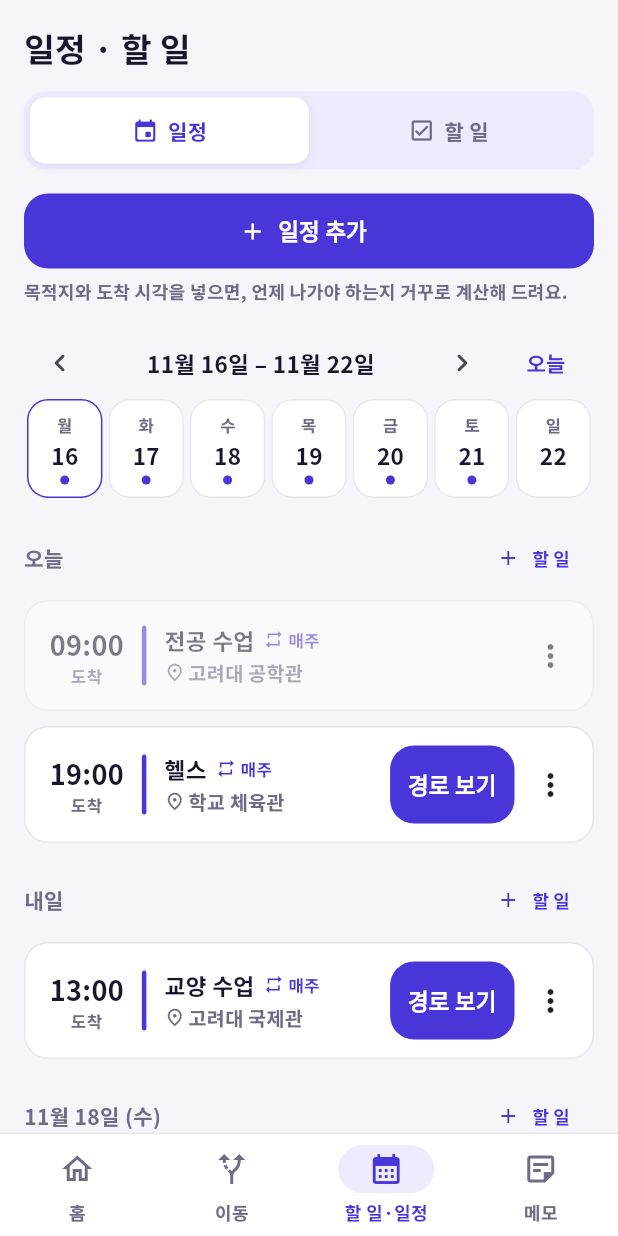
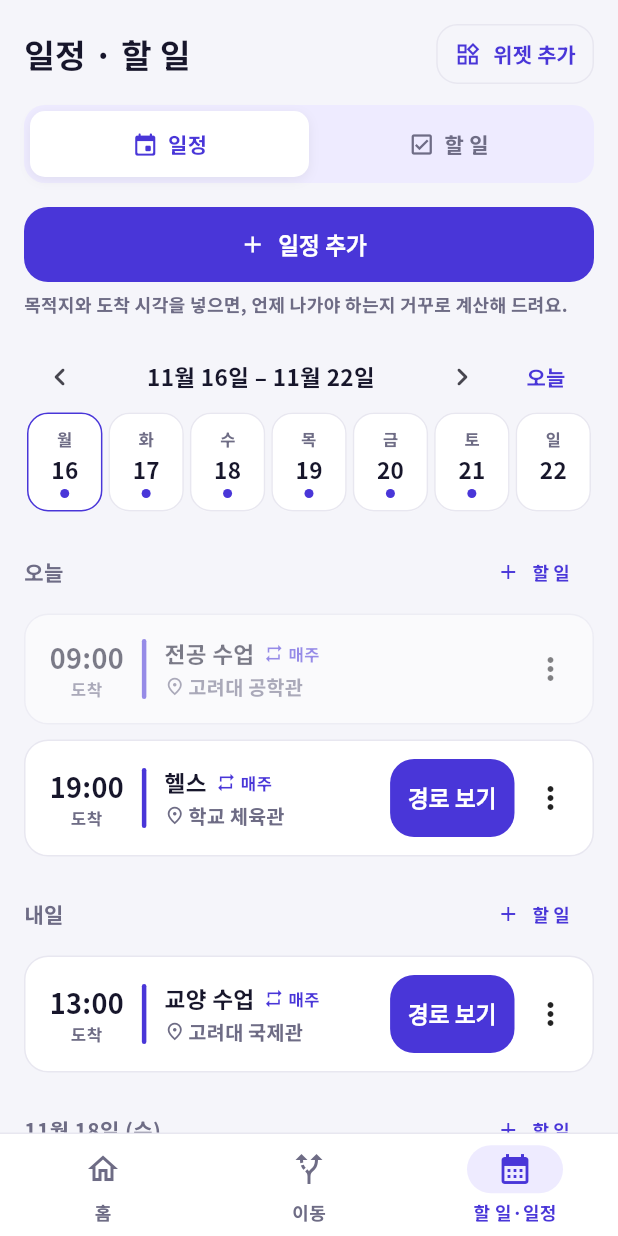
Before and after one commit to kyuiryo2-max/hackerton_21, a Flutter app: the screen it shows after launch, after a tap on "이 경로 따라가기 →", after a tap on "일정 관리", on a phone screen of 412 x 824 dp. Run offline on Flutter 3.47's test engine with Material 3 defaults, Android fonts, the phone set to English and light mode, and no system bars; our stand-ins replace flutter_local_notifications, flutter_map, geolocator, latlong2, qr_flutter, shared_preferences and 2 more; project files that could hold a hidden picture were left out.

Commit message:
feat: 하단 탭 3개 정리와 메모 위젯 진입 개선
- 하단 탭을 홈, 이동, 할 일·일정 3개로 정리
- 메모는 위젯·빠른 메모에서 별도 화면으로 열기
- 할 일·일정 탭에 홈 화면 위젯 추가 버튼
- 이동 타임라인의 현재 위치 세로선 제거
- 3탭·메모 화면·위젯 버튼·타임라인 회귀 테스트 추가

```diff
--- a/app/Sync_ro_app/lib/main.dart
+++ b/app/Sync_ro_app/lib/main.dart
@@ -10,7 +10,7 @@ import 'services/home_widget_bridge.dart';
 Future<void> main() async {
   WidgetsFlutterBinding.ensureInitialized();
   HomeWidgetBridge.init();
-  // 홈 화면 위젯을 눌러 앱이 열렸다면 메모 탭으로 바로 이동해요.
+  // 홈 화면 위젯을 눌러 앱이 열렸다면 메모 화면으로 바로 이동해요.
   final launchTab = await HomeWidgetBridge.consumeLaunchTab();
   // 하단 입력줄을 눌러 열었다면 빠른 메모 화면도 바로 띄워요.
   final quickCapture = await HomeWidgetBridge.consumeQuickCapture();
--- a/app/Sync_ro_app/lib/screens/main_screen.dart
+++ b/app/Sync_ro_app/lib/screens/main_screen.dart
@@ -22,7 +22,7 @@ class MainScreen extends StatefulWidget {
     this.openQuickCapture = false,
   });
 
-  /// 위젯에서 앱을 열었을 때 처음 보여 줄 탭 (3 = 메모).
+  /// 위젯에서 앱을 열었을 때 처음 보여 줄 화면 (3 = 메모 화면).
   final int initialIndex;
   final bool openQuickCapture;
 
@@ -33,6 +33,7 @@ class MainScreen extends StatefulWidget {
 class _MainScreenState extends State<MainScreen> {
   late int _selectedIndex;
   bool _quickCaptureOpen = false;
+  bool _memoOpen = false;
 
   late final PageController _pageController;
 
@@ -50,7 +51,8 @@ class _MainScreenState extends State<MainScreen> {
   @override
   void initState() {
     super.initState();
-    _selectedIndex = widget.initialIndex.clamp(0, 3).toInt();
+    final startsInMemo = widget.initialIndex >= 3;
+    _selectedIndex = widget.initialIndex.clamp(0, 2).toInt();
     _pageController = PageController(initialPage: _selectedIndex);
     HomeWidgetBridge.init();
     HomeWidgetBridge.requestedTab.addListener(_onWidgetTabRequested);
@@ -64,6 +66,8 @@ class _MainScreenState extends State<MainScreen> {
     }
     if (widget.openQuickCapture) {
       WidgetsBinding.instance.addPostFrameCallback((_) => _openQuickCapture());
+    } else if (startsInMemo) {
+      WidgetsBinding.instance.addPostFrameCallback((_) => _openMemo());
     } else if (HomeWidgetBridge.quickCaptureRequested.value > 0) {
       WidgetsBinding.instance.addPostFrameCallback(
         (_) => _onQuickCaptureRequested(),
@@ -79,7 +83,7 @@ class _MainScreenState extends State<MainScreen> {
         onChangeMode: _changeMode,
         onSearchDestination: _searchDestination,
       ),
-      // 탭: 0 홈(경유 판단·추천) / 1 길찾기(경로 비교) / 2 할 일·일정(시간표) / 3 메모
+      // 탭: 0 홈(경유 판단·추천) / 1 길찾기(경로 비교) / 2 할 일·일정(시간표)
       NavigationScreen(
         selectedWaypoint: _waypoint,
         requestedSchedule: _requestedSchedule,
@@ -91,7 +95,6 @@ class _MainScreenState extends State<MainScreen> {
         onOpenScheduleRoutes: _openScheduleRoutes,
         requestedTab: _requestedPlannerTab,
       ),
-      MemoScreen(key: _memoKey, onPromoted: _onMemoPromoted),
     ];
   }
 
@@ -99,7 +102,11 @@ class _MainScreenState extends State<MainScreen> {
   void _onWidgetTabRequested() {
     final tab = HomeWidgetBridge.requestedTab.value;
     if (tab == null || !mounted) return;
-    _onDestinationSelected(tab);
+    if (tab >= 3) {
+      _openMemo();
+    } else {
+      _onDestinationSelected(tab);
+    }
     WidgetsBinding.instance.addPostFrameCallback((_) {
       HomeWidgetBridge.requestedTab.value = null;
     });
@@ -126,17 +133,38 @@ class _MainScreenState extends State<MainScreen> {
     _quickCaptureOpen = false;
     if (!mounted || result == null) return;
 
-    _onDestinationSelected(3);
     ScaffoldMessenger.of(context).showSnackBar(
       SnackBar(
         content: Text(
-          '${result.reason} 메모에 저장했어요. 메모 탭에서 ${result.type.label} 탭으로 보낼 수 있어요.',
+          '${result.reason} 메모에 저장했어요. 메모 화면에서 ${result.type.label} 탭으로 보낼 수 있어요.',
         ),
       ),
     );
+    await _openMemo();
+  }
+
+  /// 메모는 하단 탭이 아니라 홈 화면 위젯에서만 여는 별도 화면이에요.
+  Future<void> _openMemo() async {
+    if (!mounted) return;
+    if (_memoOpen) {
+      _memoKey.currentState?.reload();
+      return;
+    }
+    _memoOpen = true;
+    await Navigator.of(context).push<void>(
+      MaterialPageRoute(
+        builder: (_) =>
+            MemoScreen(key: _memoKey, onPromoted: _onMemoPromoted),
+      ),
+    );
+    _memoOpen = false;
   }
 
   void _onMemoPromoted(MemoType type) {
+    if (_memoOpen) {
+      _memoOpen = false;
+      Navigator.of(context).maybePop();
+    }
     _openPlannerTab(type == MemoType.schedule ? 0 : 1);
   }
 
@@ -222,6 +250,11 @@ class _MainScreenState extends State<MainScreen> {
 
   // 하단 네비게이션 버튼 클릭 시
   void _onDestinationSelected(int index) {
+    // 3번은 더 이상 하단 탭이 아니에요. 위젯·AI 안내에서는 메모 화면으로 열어요.
+    if (index >= 3) {
+      _openMemo();
+      return;
+    }
     final target = index.clamp(0, _screens.length - 1).toInt();
     setState(() {
       _selectedIndex = target;
@@ -233,10 +266,6 @@ class _MainScreenState extends State<MainScreen> {
         duration: const Duration(milliseconds: 300),
         curve: Curves.easeInOut,
       );
-    }
-    if (target == 3) {
-      // 위젯에서 적은 메모가 있으면 탭을 열 때 다시 읽어요.
-      _memoKey.currentState?.reload();
     }
   }
 
@@ -299,11 +328,6 @@ class _MainScreenState extends State<MainScreen> {
               selectedIcon: Icon(Icons.calendar_month),
               label: '할 일·일정',
             ),
-            NavigationDestination(
-              icon: Icon(Icons.sticky_note_2_outlined),
-              selectedIcon: Icon(Icons.sticky_note_2),
-              label: '메모',
-            ),
           ],
         ),
       ),
--- a/app/Sync_ro_app/lib/screens/planner_screen.dart
+++ b/app/Sync_ro_app/lib/screens/planner_screen.dart
@@ -8,6 +8,7 @@ import '../models/schedule.dart';
 import '../models/todo_item.dart';
 import '../providers/schedule_controller.dart';
 import '../providers/todo_controller.dart';
+import '../services/home_widget_bridge.dart';
 import '../services/planner_store.dart';
 import 'detail_screen.dart';
 import 'schedule_form_screen.dart';
@@ -239,6 +240,17 @@ class _PlannerScreenState extends State<PlannerScreen> with AutomaticKeepAliveCl
 
   void _snack(String text) {
     if (mounted) ScaffoldMessenger.of(context).showSnackBar(SnackBar(content: Text(text)));
+  }
+
+  /// 안드로이드 홈 화면에 메모 위젯을 추가해요.
+  Future<void> _pinWidget() async {
+    final requested = await HomeWidgetBridge.requestPinWidget();
+    if (!mounted) return;
+    _snack(
+      requested
+          ? '확인 창에서 "추가"를 누르면 홈 화면에 메모 위젯이 생겨요.'
+          : '홈 화면을 길게 눌러 위젯 목록에서 "메모"를 골라 주세요.',
+    );
   }
 
   // ---------- 일정 ----------
@@ -494,7 +506,24 @@ class _PlannerScreenState extends State<PlannerScreen> with AutomaticKeepAliveCl
         child: ListView(
           padding: const EdgeInsets.fromLTRB(16, 16, 16, 96),
           children: [
-            const Text('일정 · 할 일', style: TextStyle(fontSize: 22, fontWeight: FontWeight.w800)),
+            Row(children: [
+              const Expanded(
+                child: Text('일정 · 할 일', style: TextStyle(fontSize: 22, fontWeight: FontWeight.w800)),
+              ),
+              Tooltip(
+                message: '홈 화면에 메모 위젯 추가',
+                child: OutlinedButton.icon(
+                  key: const Key('planner-pin-widget'),
+                  onPressed: _pinWidget,
+                  icon: const Icon(Icons.widgets_outlined, size: 18),
+                  label: const Text('위젯 추가'),
+                  style: OutlinedButton.styleFrom(
+                    visualDensity: VisualDensity.compact,
+                    padding: const EdgeInsets.symmetric(horizontal: 12),
+                  ),
+                ),
+              ),
+            ]),
             const SizedBox(height: 14),
             _TabSwitch(
               index: _tab,
--- a/app/Sync_ro_app/lib/services/home_widget_bridge.dart
+++ b/app/Sync_ro_app/lib/services/home_widget_bridge.dart
@@ -10,7 +10,7 @@ class HomeWidgetBridge {
 
   static const MethodChannel _channel = MethodChannel('sync_ro/home_widget');
 
-  /// 위젯에서 앱을 열 때 이동할 탭 번호 (3 = 메모).
+  /// 위젯에서 앱을 열 때 이동할 화면 번호 (3 = 메모 화면).
   static final ValueNotifier<int?> requestedTab = ValueNotifier<int?>(null);
 
   /// 위젯 하단 입력줄에서 '빠른 메모'를 요청했을 때 증가해요.
```
Also changed, not shown: app/Sync_ro_app/lib/widgets/trip_panel.dart (+8 -18 lines), 2 other files.
